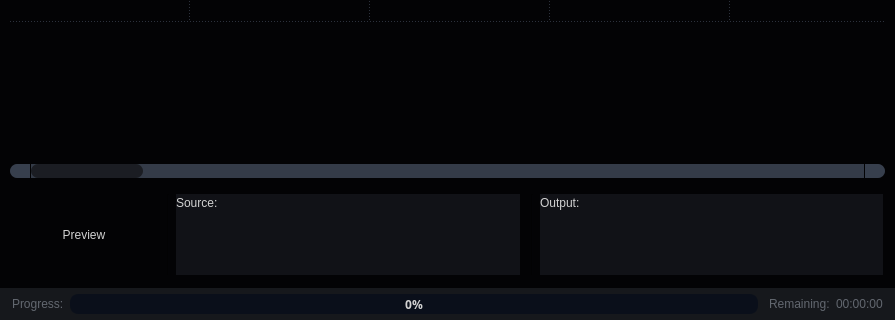
The window that app/mainwindow.ui (CineEncoder/cine-encoder) describes before a commit, drawn with Qt 5; both pictures show x 0 to 895 and y 350 to 670 of the 895 by 670 pixel window.
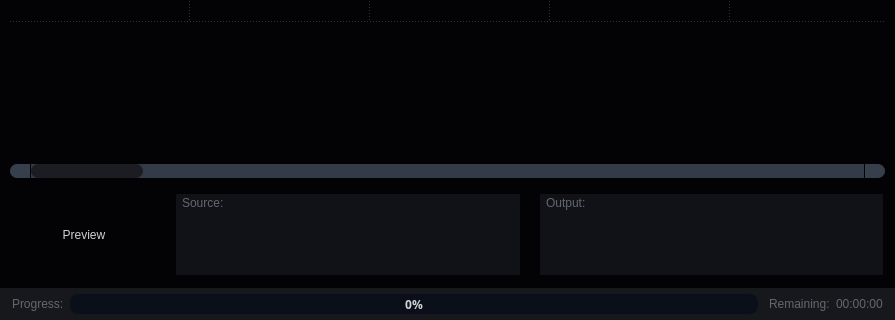
The same window after the commit. Icons and pictures are not drawn.

Commit message: Renew files to v 3.0-2

```diff
--- a/app/mainwindow.ui
+++ b/app/mainwindow.ui
@@ -1243,32 +1243,23 @@
                  <property name="spacing">
                   <number>3</number>
                  </property>
+                 <property name="leftMargin">
+                  <number>6</number>
+                 </property>
+                 <property name="rightMargin">
+                  <number>6</number>
+                 </property>
                  <item>
                   <widget class="QLabel" name="label_1">
                    <property name="styleSheet">
-                    <string notr="true">background-color: transparent;</string>
+                    <string notr="true">color: rgb(98, 103, 111);
+background-color: transparent;</string>
                    </property>
                    <property name="text">
                     <string>Source:</string>
                    </property>
                   </widget>
                  </item>
-                 <item>
-                  <spacer name="horizontalSpacer_7">
-                   <property name="orientation">
-                    <enum>Qt::Horizontal</enum>
-                   </property>
-                   <property name="sizeType">
-                    <enum>QSizePolicy::Fixed</enum>
-                   </property>
-                   <property name="sizeHint" stdset="0">
-                    <size>
-                     <width>3</width>
-                     <height>18</height>
-                    </size>
-                   </property>
-                  </spacer>
-                 </item>
                  <item>
                   <widget class="QLabel" name="label_source">
                    <property name="autoFillBackground">
@@ -1387,32 +1378,23 @@
                  <property name="spacing">
                   <number>3</number>
                  </property>
+                 <property name="leftMargin">
+                  <number>6</number>
+                 </property>
+                 <property name="rightMargin">
+                  <number>6</number>
+                 </property>
                  <item>
                   <widget class="QLabel" name="label_2">
                    <property name="styleSheet">
-                    <string notr="true">background-color: transparent;</string>
+                    <string notr="true">color: rgb(98, 103, 111);
+background-color: transparent;</string>
                    </property>
                    <property name="text">
                     <string>Output:</string>
                    </property>
                   </widget>
                  </item>
-                 <item>
-                  <spacer name="horizontalSpacer_8">
-                   <property name="orientation">
-                    <enum>Qt::Horizontal</enum>
-                   </property>
-                   <property name="sizeType">
-                    <enum>QSizePolicy::Fixed</enum>
-                   </property>
-                   <property name="sizeHint" stdset="0">
-                    <size>
-                     <width>3</width>
-                     <height>18</height>
-                    </size>
-                   </property>
-                  </spacer>
-                 </item>
                  <item>
                   <widget class="QLabel" name="label_output">
                    <property name="autoFillBackground">
```
Left out of the diff: 5 changed lines with no effect on the pictures. The commit also changes 2 other files.
